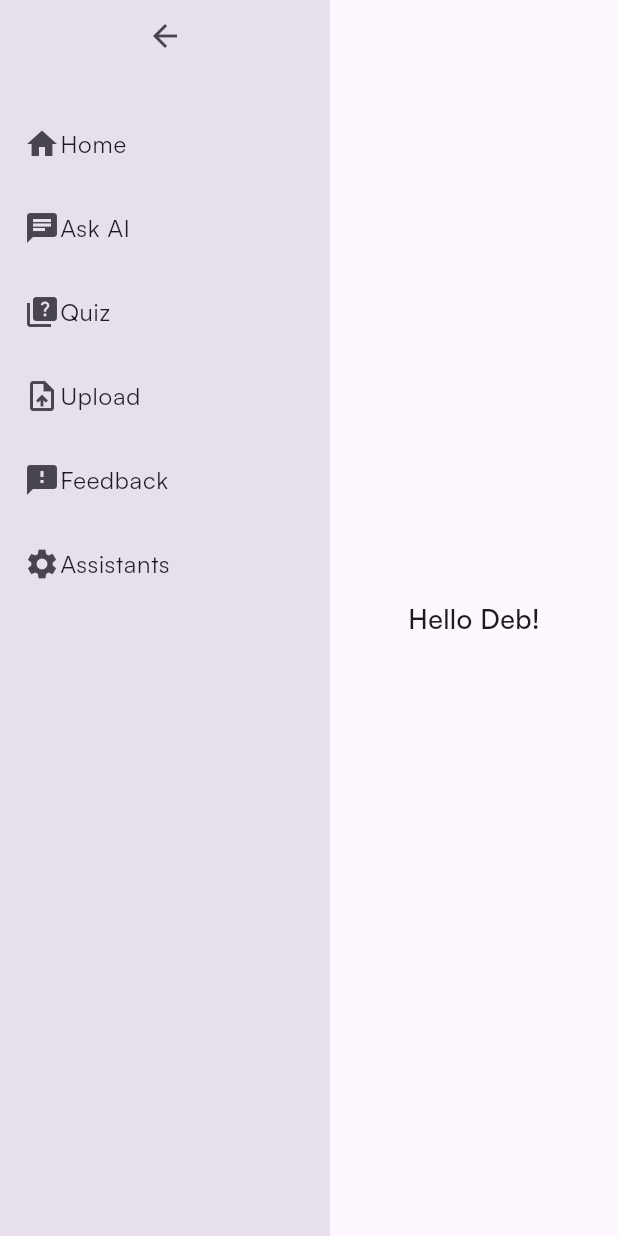
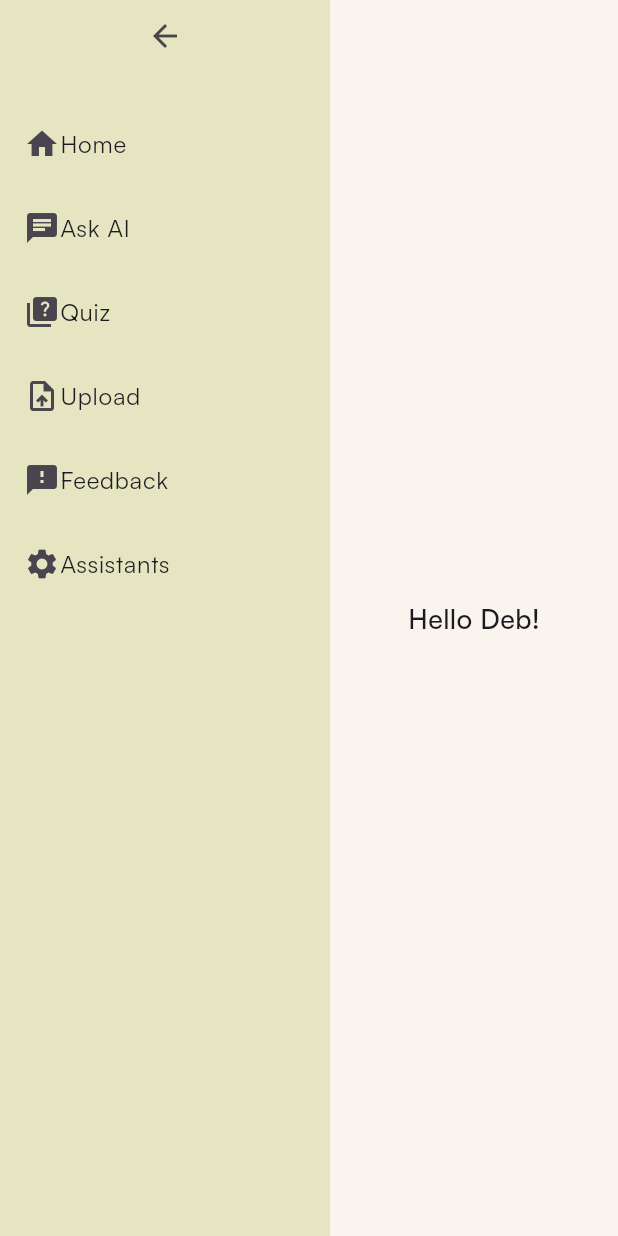
Before and after one commit to Debdaru07/eduforge_ai, a Flutter app: the screen it shows after launch, on a phone screen of 412 x 824 dp. Run offline on Flutter 3.47's test engine with Material 3 defaults, Android fonts, the phone set to English and light mode, and no system bars; our stand-ins replace cloud_firestore, connectivity_plus, firebase_core; accounts and stored records are empty.

Commit message:
new color combinations introduced.

```diff
--- a/lib/main.dart
+++ b/lib/main.dart
@@ -18,7 +18,7 @@ class AIApp extends StatelessWidget {
   Widget build(BuildContext context) {
     return MaterialApp(
       debugShowCheckedModeBanner: false,
-      themeMode: ThemeMode.system,
+      themeMode: ThemeMode.light,
       theme: ThemeData(
       fontFamily: 'Satoshi',
         brightness: Brightness.light,
--- a/lib/screens/home_screen.dart
+++ b/lib/screens/home_screen.dart
@@ -1,3 +1,4 @@
+import 'package:aspirants_ai/theme/app_colors.dart';
 import 'package:flutter/material.dart';
 import '../widgets/sidebar.dart';
 
@@ -14,6 +15,7 @@ class _HomeScreenState extends State<HomeScreen> {
   @override
   Widget build(BuildContext context) {
     return Scaffold(
+      backgroundColor: AspirantsAIPalette.beige,
       body: Row(
         children: [
           Sidebar(
--- a/lib/theme/app_colors.dart
+++ b/lib/theme/app_colors.dart
@@ -1,6 +1,6 @@
 import 'package:flutter/material.dart';
 
-class EduForgePalette {
+class AspirantsAIPalette {
   // Light theme
   static const white = Color(0xFFFFFFFF);
   static const grey100 = Color(0xFFF5F5F5);
@@ -8,6 +8,7 @@ class EduForgePalette {
   static const grey600 = Color(0xFF7D7D7D);
   static const black = Color(0xFF000000);
   static const beige = Color(0xFFF9F4ED);
+  static const beigeDark = Color(0xFFE5E5C2);
 
   // Dark theme
   static const darkBackground = Color(0xFF121212);
--- a/lib/widgets/sidebar.dart
+++ b/lib/widgets/sidebar.dart
@@ -1,3 +1,4 @@
+import 'package:aspirants_ai/theme/app_colors.dart';
 import 'package:flutter/material.dart';
 
 class Sidebar extends StatelessWidget {
@@ -11,7 +12,7 @@ class Sidebar extends StatelessWidget {
     return AnimatedContainer(
       duration: const Duration(milliseconds: 200),
       width: isCollapsed ? 70 : 220,
-      color: Theme.of(context).colorScheme.surfaceVariant,
+      color: AspirantsAIPalette.beigeDark,
       child: Column(
         children: [
           IconButton(
--- a/pubspec.yaml
+++ b/pubspec.yaml
@@ -1,5 +1,5 @@
-name: eduforge_ai
-description: "A new Flutter project."
+name: aspirants_ai
+description: "Clear Government Exams"
 
 publish_to: 'none'
 version: 1.0.0+1
```
Also changed, not shown: lib/theme/app_theme.dart (+8 -8 lines).
